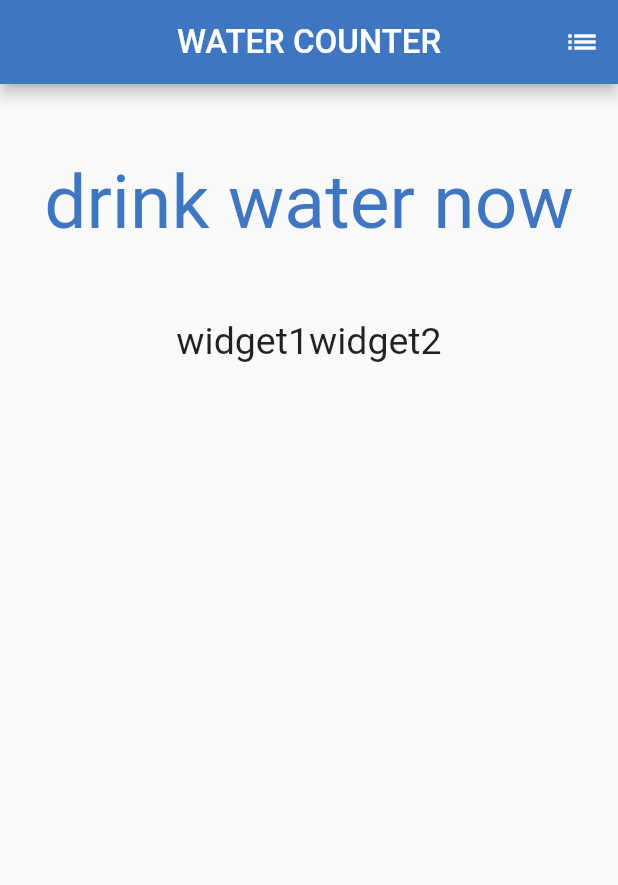
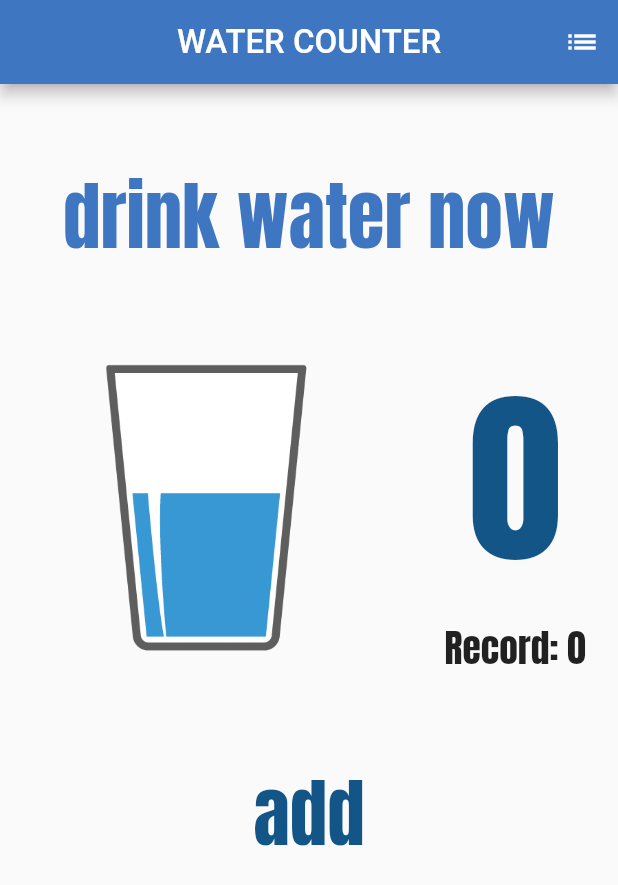
Before and after one commit to amirhosein88/cw_flutter, a Flutter app: the screen it shows after launch, on a phone screen of 412 x 824 dp. Shown: the top 885 px of the screen. Run offline on Flutter 3.47's test engine with Material 2 defaults, Android fonts, the phone set to English and light mode, and no system bars.

Commit message:
add water-glass and counter

```diff
--- a/lib/main.dart
+++ b/lib/main.dart
@@ -37,38 +37,64 @@ class HomeView extends StatelessWidget {
           width: double.infinity,
           child: Column(
             crossAxisAlignment: CrossAxisAlignment.center,
-            children: const[
+            children: [
               SizedBox(
                 height: 50,
               ),
-            Text(
-                'drink water now',
+              Text('drink water now',
                   style: TextStyle(
                     fontSize: 50,
                     color: Color(0xFF3E76C2),
-            )
+                    fontFamily: 'anton',
+                  )),
+              const SizedBox(
+                height: 20,
               ),
               Row(
                 mainAxisAlignment: MainAxisAlignment.center,
-                children:const [
-                  SizedBox(
-                    height: 125,
+                children: [
+                  Image.asset(
+                     'assets/images/water.png',
+                    height: 275,
+                    width: 275,
                   ),
+
+                  Expanded(
+                    flex: 1,
+                    child: Column(children: [
                       Text(
-                      'widget1',
+                          '0'
+                    ,style: TextStyle(
+                        color: Color(0xFF145588),
+                        fontSize: 125,
+                        fontFamily: 'anton'
+                      ),
+                    ) , Text('Record: 0',
                       style: TextStyle(
                         fontSize: 25,
+                        fontFamily: 'anton',
                       ),
+                      )]),
                   ),
-                  Text(
-                      'widget2',
+                ],
+              ),
+              SizedBox(
+                height: 20,
+              ),
+              Row(children: [
+                Expanded(child: TextButton(
+                  onPressed:() {} ,
+                  child: Text(
+                      'add',
                       style: TextStyle(
-                      fontSize: 25
+                        fontSize: 50,
+                        color: Color(0xFF145588),
+                        fontFamily: 'anton'
                       ),
 
-                  )
-                ],
-              )
+                  ),
+                  ))
+              ],)
 
             ],
           ),
```
Also changed, not shown: pubspec.yaml (+10 -5 lines), assets/fonts/Anton-Regular.ttf (added), assets/fonts/DancingScript-VariableFont_wght.ttf (added), assets/fonts/Oswald-VariableFont_wght.ttf (renamed from fonts/Oswald-VariableFont_wght.ttf), assets/images/test.png (added), assets/images/water.png (added), images/solarxpng.png (deleted). Lines whose indentation alone changed are shown as unchanged.
